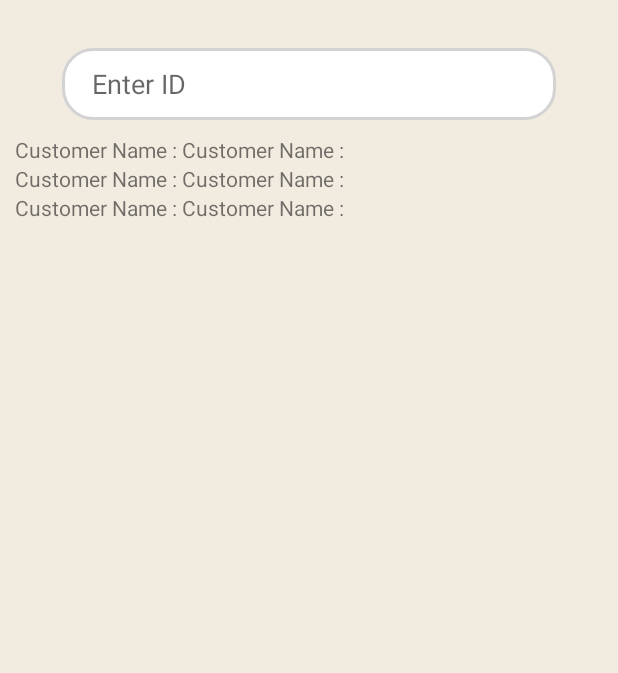
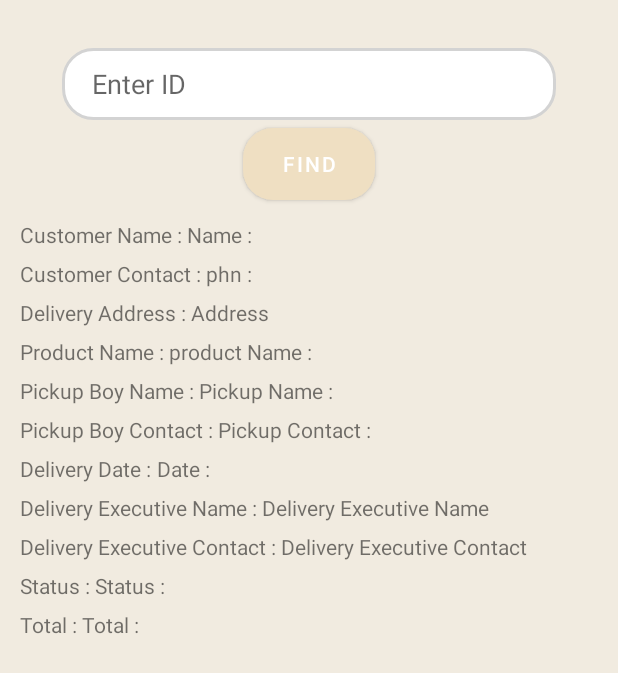
Before and after one commit to 1ezio/sourcedecode__2, an Android app: the trackOrdersMain screen opened directly, with no data from a screen before it, on a phone screen of 412 x 824 dp. Shown: the top 673 px of the screen. Run offline under Robolectric (Android 15) with nearby library versions, the light colour scheme and no system bars.

Commit message:
Tracking Specific Detail Done

```diff
--- a/app/src/main/res/layout/activity_dashboard.xml
+++ b/app/src/main/res/layout/activity_dashboard.xml
@@ -141,7 +141,7 @@
                         android:layout_width="wrap_content"
                         android:layout_height="wrap_content"
 
-                        android:text="Order History"
+                        android:text="Create Order"
                         android:textSize="15sp" />
 
                 </LinearLayout>
--- a/app/src/main/res/layout/activity_track_orders_main.xml
+++ b/app/src/main/res/layout/activity_track_orders_main.xml
@@ -26,6 +26,18 @@
         app:layout_constraintTop_toTopOf="parent"
         app:layout_constraintWidth_percent="0.8" />
 
+    <Button
+        android:layout_width="wrap_content"
+        android:layout_margin="5dp"
+        android:layout_height="wrap_content"
+        android:background="@drawable/buttonbg"
+        android:id="@+id/findbtn"
+        android:text="Find"
+        app:layout_constraintEnd_toEndOf="parent"
+        app:layout_constraintStart_toStartOf="parent"
+        app:layout_constraintTop_toBottomOf="@+id/orderId" />
+
+
     <LinearLayout
         android:layout_width="match_parent"
         android:layout_height="wrap_content"
@@ -33,11 +45,12 @@
         android:orientation="vertical"
         app:layout_constraintEnd_toEndOf="parent"
         app:layout_constraintStart_toStartOf="parent"
-        app:layout_constraintTop_toBottomOf="@+id/orderId">
+        app:layout_constraintTop_toBottomOf="@+id/findbtn">
 
         <LinearLayout
             android:layout_width="match_parent"
             android:layout_height="wrap_content"
+            android:layout_margin="3dp"
             android:orientation="horizontal">
 
             <TextView
@@ -46,13 +59,109 @@
                 android:text="Customer Name : " />
 
             <TextView
+                android:id="@+id/tname"
                 android:layout_width="wrap_content"
                 android:layout_height="match_parent"
-                android:text="Customer Name : " />
+                android:text="Name : " />
 
         </LinearLayout>
 
         <LinearLayout
+            android:layout_width="match_parent"
+            android:layout_height="wrap_content"
+            android:layout_margin="3dp"
+            android:orientation="horizontal">
+
+            <TextView
+                android:layout_width="wrap_content"
+                android:layout_height="match_parent"
+                android:text="Customer Contact : " />
+
+            <TextView
+                android:id="@+id/tphn"
+                android:layout_width="wrap_content"
+                android:layout_height="match_parent"
+                android:text="phn : " />
+
+        </LinearLayout>
+
+        <LinearLayout
+            android:layout_width="match_parent"
+            android:layout_height="wrap_content"
+            android:layout_margin="3dp"
+            android:orientation="horizontal">
+
+            <TextView
+                android:layout_width="wrap_content"
+                android:layout_height="match_parent"
+                android:text="Delivery Address : " />
+
+            <TextView
+                android:layout_width="wrap_content"
+                android:id="@+id/taddress"
+                android:layout_height="match_parent"
+                android:text="Address " />
+
+        </LinearLayout>
+
+        <LinearLayout
+            android:layout_width="match_parent"
+            android:layout_margin="3dp"
+            android:layout_height="wrap_content"
+            android:orientation="horizontal">
+
+            <TextView
+                android:layout_width="wrap_content"
+                android:layout_height="match_parent"
+                android:text="Product Name : " />
+
+            <TextView
+                android:layout_width="wrap_content"
+                android:layout_height="match_parent"
+                android:id="@+id/tpname"
+                android:text="product Name : " />
+
+        </LinearLayout>
+        <LinearLayout
+            android:layout_width="match_parent"
+            android:layout_height="wrap_content"
+            android:layout_margin="3dp"
+            android:orientation="horizontal">
+
+            <TextView
+                android:layout_width="wrap_content"
+                android:layout_height="match_parent"
+                android:text="Pickup Boy Name : " />
+
+            <TextView
+                android:layout_width="wrap_content"
+                android:id="@+id/tpickname"
+                android:layout_height="match_parent"
+                android:text="Pickup Name : " />
+
+        </LinearLayout>
+
+        <LinearLayout
+            android:layout_width="match_parent"
+            android:layout_margin="3dp"
+            android:layout_height="wrap_content"
+            android:orientation="horizontal">
+
+            <TextView
+                android:layout_width="wrap_content"
+                android:layout_height="match_parent"
+                android:text="Pickup Boy Contact : " />
+
+            <TextView
+                android:layout_width="wrap_content"
+                android:id="@+id/tpickcontact"
+                android:layout_height="match_parent"
+                android:text="Pickup Contact : " />
+
+        </LinearLayout>
+
+        <LinearLayout
+            android:layout_margin="3dp"
             android:layout_width="match_parent"
             android:layout_height="wrap_content"
             android:orientation="horizontal">
@@ -60,31 +169,91 @@
             <TextView
                 android:layout_width="wrap_content"
                 android:layout_height="match_parent"
-                android:text="Customer Name : " />
+                android:text="Delivery Date : " />
 
             <TextView
                 android:layout_width="wrap_content"
+                android:id="@+id/tdDate"
                 android:layout_height="match_parent"
-                android:text="Customer Name : " />
+                android:text="Date : " />
 
         </LinearLayout>
 
         <LinearLayout
             android:layout_width="match_parent"
             android:layout_height="wrap_content"
+            android:layout_margin="3dp"
             android:orientation="horizontal">
 
             <TextView
                 android:layout_width="wrap_content"
                 android:layout_height="match_parent"
-                android:text="Customer Name : " />
+                android:text="Delivery Executive Name : " />
+
+            <TextView
+                android:layout_width="wrap_content"
+                android:id="@+id/texename"
+                android:layout_height="match_parent"
+                android:text="Delivery Executive Name" />
+
+        </LinearLayout>
+
+        <LinearLayout
+            android:layout_width="match_parent"
+            android:layout_height="wrap_content"
+            android:layout_margin="3dp"
+            android:orientation="horizontal">
 
             <TextView
                 android:layout_width="wrap_content"
                 android:layout_height="match_parent"
-                android:text="Customer Name : " />
+                android:text="Delivery Executive Contact : " />
+
+            <TextView
+                android:layout_width="wrap_content"
+                android:layout_height="match_parent"
+                android:id="@+id/ytexecontact"
+                android:text="Delivery Executive Contact " />
 
         </LinearLayout>
+
+        <LinearLayout
+            android:layout_width="match_parent"
+            android:layout_height="wrap_content"
+            android:layout_margin="3dp"
+            android:orientation="horizontal">
+
+            <TextView
+                android:layout_width="wrap_content"
+                android:layout_height="match_parent"
+                android:text="Status : " />
+
+            <TextView
+                android:layout_width="wrap_content"
+                android:layout_height="match_parent"
+                android:id="@+id/tstatus"
+                android:text="Status : " />
+
+        </LinearLayout>
+        <LinearLayout
+            android:layout_width="match_parent"
+            android:layout_margin="3dp"
+            android:layout_height="wrap_content"
+            android:orientation="horizontal">
+
+            <TextView
+                android:layout_width="wrap_content"
+                android:layout_height="match_parent"
+                android:text="Total : " />
+
+            <TextView
+                android:layout_width="wrap_content"
+                android:layout_height="match_parent"
+                android:id="@+id/ttotal"
+                android:text="Total : " />
+
+        </LinearLayout>
+
 
 
     </LinearLayout>
```
Also changed, not shown: app/src/main/java/com/naman/shiprocket/Dashboard.java (+11 -0 lines), app/src/main/java/com/naman/shiprocket/TrackingWithMap/Tracking.java (+4 -4 lines), app/src/main/java/com/naman/shiprocket/trackOrders/trackOrdersMain.java (+188 -0 lines).
